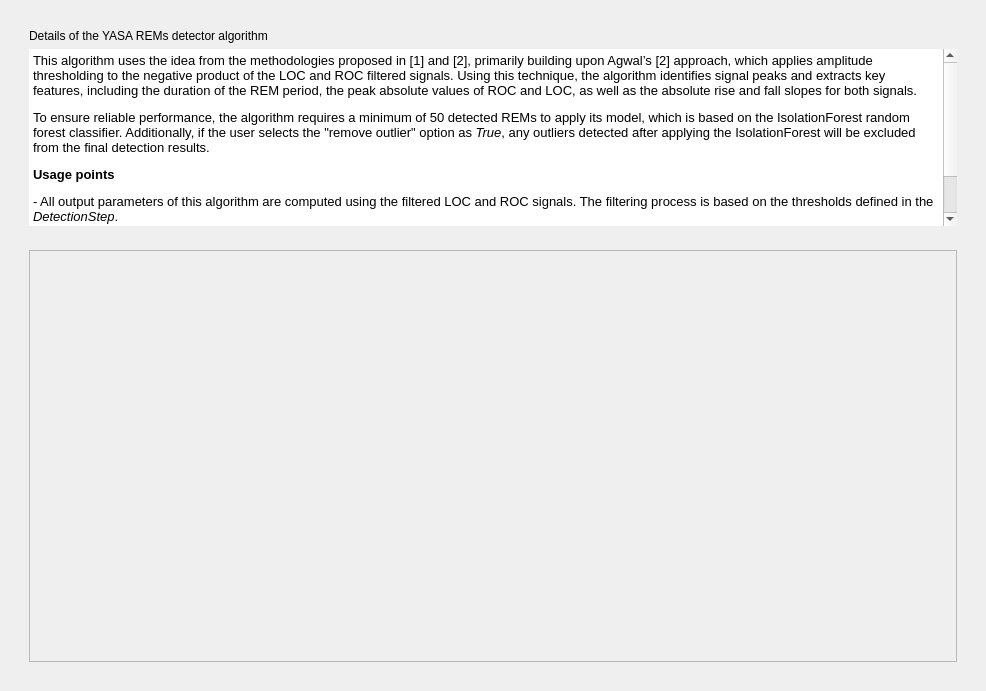
Qt form tools/RapidEyeMovementTools/REMsDetectorYASA/AlgorithmDetail/Ui_AlgorithmDetail.ui (mhazad99/Rapid-Eye-Movement) before a commit.
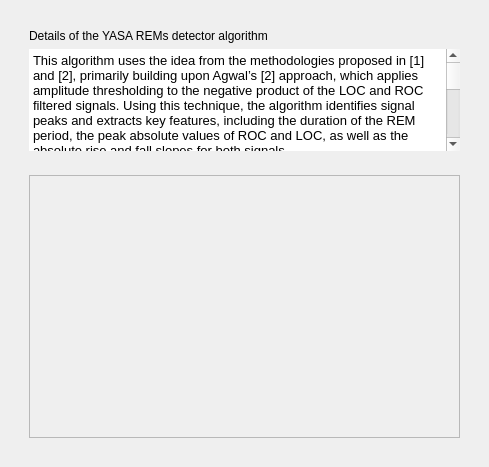
The same form after that commit. Icons and pictures are not drawn.

What changed in the file:
```diff
--- a/tools/RapidEyeMovementTools/REMsDetectorYASA/AlgorithmDetail/Ui_AlgorithmDetail.ui
+++ b/tools/RapidEyeMovementTools/REMsDetectorYASA/AlgorithmDetail/Ui_AlgorithmDetail.ui
@@ -6,8 +6,8 @@
    <rect>
     <x>0</x>
     <y>0</y>
-    <width>986</width>
-    <height>691</height>
+    <width>489</width>
+    <height>467</height>
    </rect>
   </property>
   <property name="windowTitle">
@@ -67,6 +67,9 @@
              <property name="lineWidth">
               <number>0</number>
              </property>
+             <property name="readOnly">
+              <bool>true</bool>
+             </property>
              <property name="html">
               <string>&lt;!DOCTYPE HTML PUBLIC &quot;-//W3C//DTD HTML 4.0//EN&quot; &quot;http://www.w3.org/TR/REC-html40/strict.dtd&quot;&gt;
 &lt;html&gt;&lt;head&gt;&lt;meta name=&quot;qrichtext&quot; content=&quot;1&quot; /&gt;&lt;style type=&quot;text/css&quot;&gt;
@@ -109,11 +112,14 @@
                <rect>
                 <x>0</x>
                 <y>0</y>
-                <width>1342</width>
-                <height>480</height>
+                <width>1338</width>
+                <height>476</height>
                </rect>
               </property>
               <layout class="QVBoxLayout" name="verticalLayout_5">
+               <property name="sizeConstraint">
+                <enum>QLayout::SetNoConstraint</enum>
+               </property>
                <item>
                 <widget class="QLabel" name="label_2">
                  <property name="text">
```
